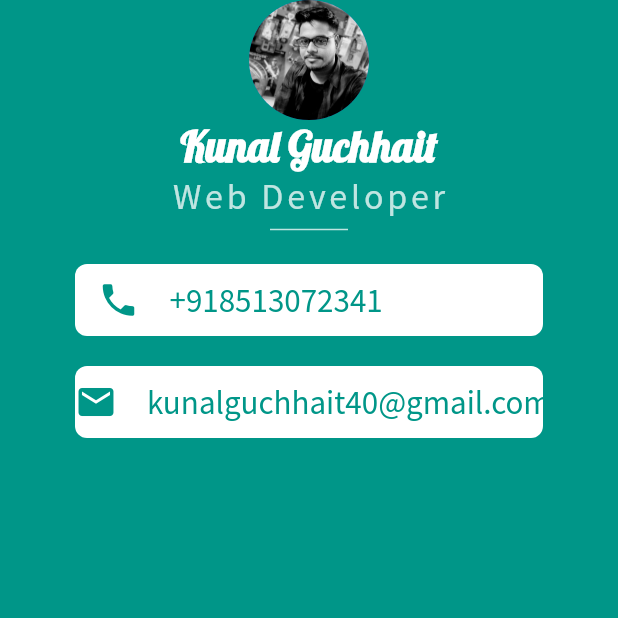
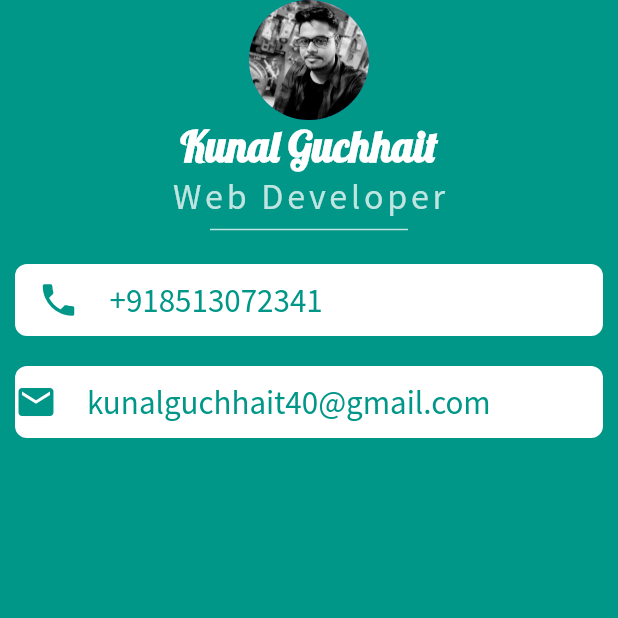
Before and after one commit to kunalguchhait/flutter_profile, a Flutter app: the ProfileScreen screen opened by its route, on a phone screen of 412 x 824 dp, the top half of it. Run offline on Flutter 3.47's test engine with Material 2 defaults, Android fonts, the phone set to English and light mode, and no system bars.

Commit message:
10.12.2021

```diff
--- a/lib/main.dart
+++ b/lib/main.dart
@@ -10,9 +10,9 @@ void main(){
   runApp(
     MaterialApp(
       title: "Demo Project",
-      debugShowCheckedModeBanner: false,
+      debugShowCheckedModeBanner: true,
       theme: ThemeData(
-        fontFamily: "Lobster",
+        fontFamily: "SourceSansPro",
         textTheme: TextTheme(
         )
       ),
--- a/lib/profile.dart
+++ b/lib/profile.dart
@@ -9,7 +9,7 @@ class ProfileScreen extends StatelessWidget {
     return Scaffold(
       backgroundColor: Colors.teal,
       body: Padding(
-        padding: const EdgeInsets.symmetric(horizontal: 50),
+        padding: const EdgeInsets.symmetric(horizontal: 10),
         child: Column(
           children: [
             CircleAvatar(
```
Also changed, not shown: pubspec.lock.
